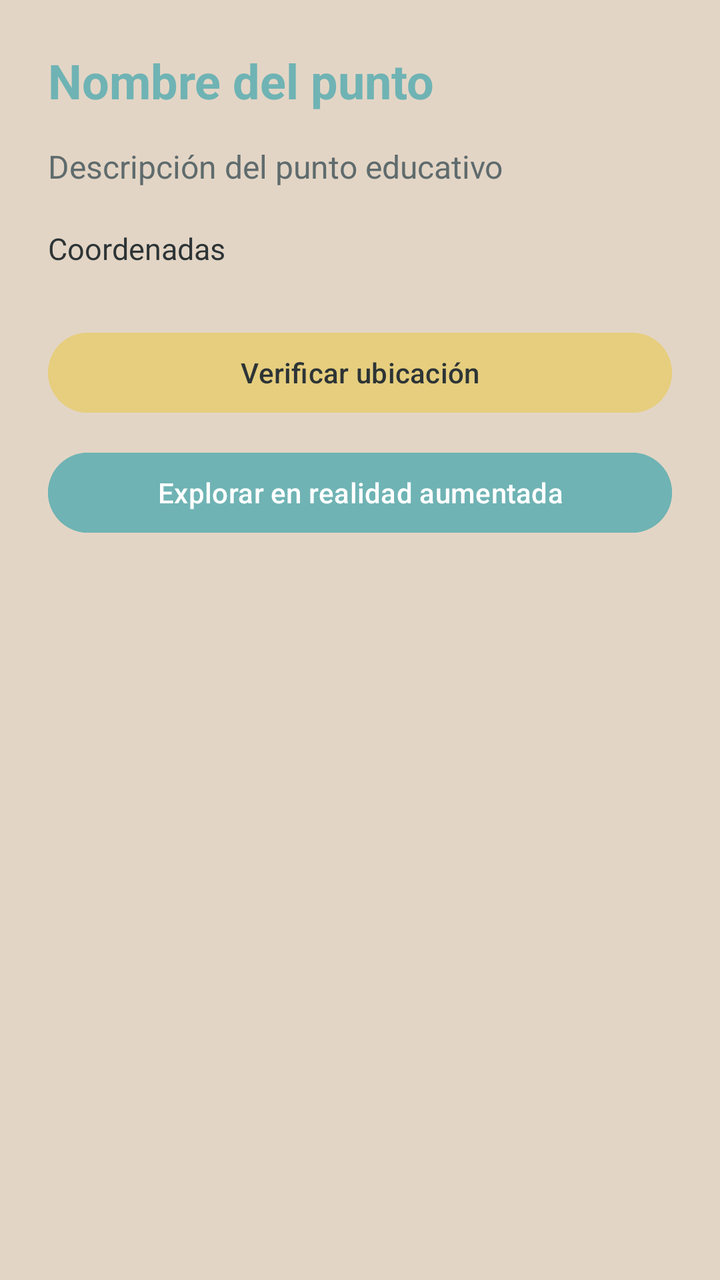
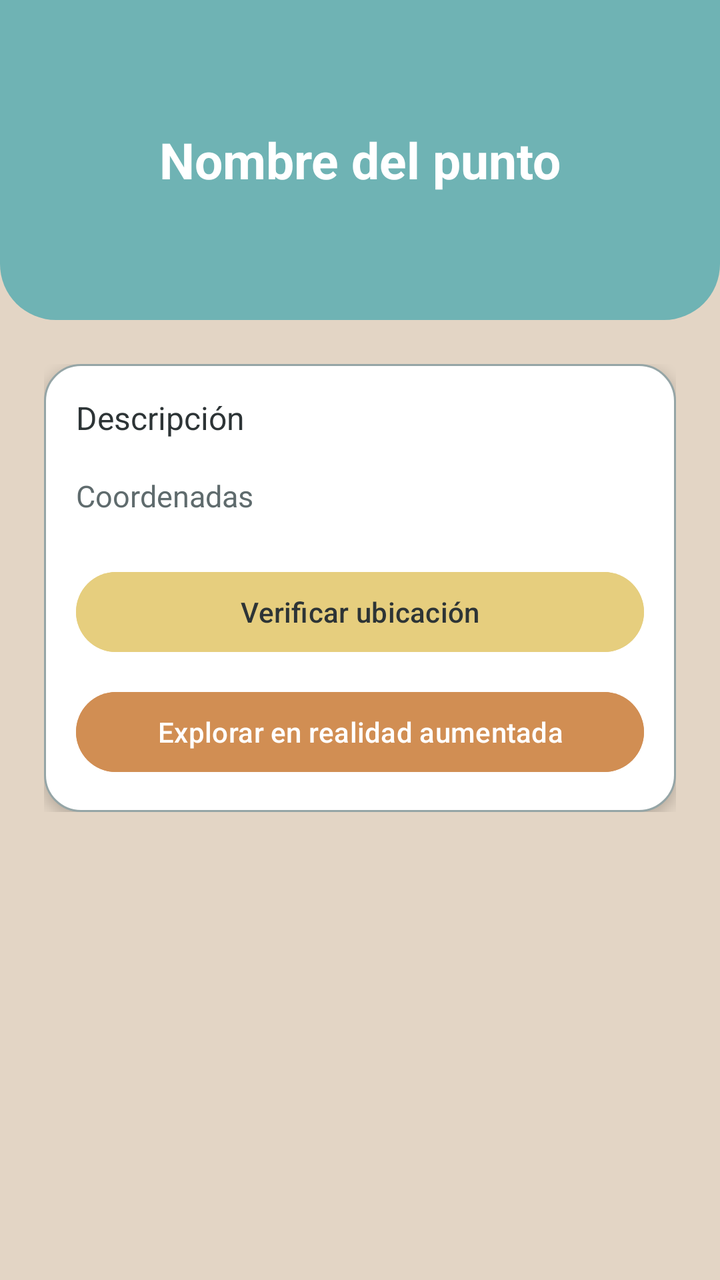

An Android layout rendered at two revisions. The XML below is the earlier revision; the diff shows what the commit changed to produce the second picture.
<!-- AndroidManifest.xml: application theme Theme.GuiaEducativaAR -->
<!-- res/layout/activity_detalle_punto.xml -->
<?xml version="1.0" encoding="utf-8"?>
<ScrollView xmlns:android="http://schemas.android.com/apk/res/android"
    android:layout_width="match_parent"
    android:layout_height="match_parent"
    android:background="@color/background_beige">

    <LinearLayout
        android:layout_width="match_parent"
        android:layout_height="wrap_content"
        android:orientation="vertical"
        android:padding="24dp">

        <TextView
            android:id="@+id/txtNombreDetalle"
            android:layout_width="match_parent"
            android:layout_height="wrap_content"
            android:text="Nombre del punto"
            android:textSize="24sp"
            android:textStyle="bold"
            android:textColor="@color/primary_teal" />

        <TextView
            android:id="@+id/txtDescripcionDetalle"
            android:layout_width="match_parent"
            android:layout_height="wrap_content"
            android:text="Descripción del punto educativo"
            android:textSize="16sp"
            android:textColor="@color/text_secondary"
            android:layout_marginTop="16dp" />

        <TextView
            android:id="@+id/txtCoordenadas"
            android:layout_width="match_parent"
            android:layout_height="wrap_content"
            android:text="Coordenadas"
            android:textSize="15sp"
            android:textColor="@color/text_primary"
            android:layout_marginTop="20dp" />

        <Button
            android:id="@+id/btnVerificarUbicacion"
            android:layout_width="match_parent"
            android:layout_height="wrap_content"
            android:text="Verificar ubicación"
            android:backgroundTint="@color/accent_gold"
            android:textColor="@color/text_primary"
            android:layout_marginTop="28dp" />

        <Button
            android:id="@+id/btnAbrirAR"
            android:layout_width="match_parent"
            android:layout_height="wrap_content"
            android:text="Explorar en realidad aumentada"
            android:backgroundTint="@color/primary_teal"
            android:textColor="@color/white"
            android:layout_marginTop="12dp" />

    </LinearLayout>

</ScrollView>
<!-- resources referenced by this layout -->
<resources>
  <color name="accent_gold">#E6CE7E</color>
  <color name="background_beige">#E3D5C5</color>
  <color name="primary_teal">#6FB3B4</color>
  <color name="text_primary">#2D3436</color>
  <color name="text_secondary">#5F6B6D</color>
  <color name="white">#FFFFFF</color>
  <style name="Theme.GuiaEducativaAR" parent="Base.Theme.GuiaEducativaAR" />
  <style name="Base.Theme.GuiaEducativaAR" parent="Theme.Material3.DayNight.NoActionBar">
          
          
      </style>
</resources>

<!-- the commit's change to res/layout/activity_detalle_punto.xml (unified diff, before → after) -->
@@ -7,53 +7,79 @@
     <LinearLayout
         android:layout_width="match_parent"
         android:layout_height="wrap_content"
-        android:orientation="vertical"
-        android:padding="24dp">
+        android:orientation="vertical">
 
-        <TextView
-            android:id="@+id/txtNombreDetalle"
+        <LinearLayout
+            android:layout_width="match_parent"
+            android:layout_height="160dp"
+            android:gravity="center"
+            android:orientation="vertical"
+            android:background="@drawable/bg_header"
+            android:padding="20dp">
+
+            <TextView
+                android:id="@+id/txtNombreDetalle"
+                android:layout_width="match_parent"
+                android:layout_height="wrap_content"
+                android:text="Nombre del punto"
+                android:textSize="25sp"
+                android:textStyle="bold"
+                android:textColor="@color/white"
+                android:gravity="center" />
+
+        </LinearLayout>
+
+        <LinearLayout
             android:layout_width="match_parent"
             android:layout_height="wrap_content"
-            android:text="Nombre del punto"
-            android:textSize="24sp"
-            android:textStyle="bold"
-            android:textColor="@color/primary_teal" />
+            android:orientation="vertical"
+            android:padding="22dp">
 
-        <TextView
-            android:id="@+id/txtDescripcionDetalle"
-            android:layout_width="match_parent"
-            android:layout_height="wrap_content"
-            android:text="Descripción del punto educativo"
-            android:textSize="16sp"
-            android:textColor="@color/text_secondary"
-            android:layout_marginTop="16dp" />
+            <LinearLayout
+                android:layout_width="match_parent"
+                android:layout_height="wrap_content"
+                android:orientation="vertical"
+                android:background="@drawable/bg_card"
+                android:elevation="4dp">
 
-        <TextView
-            android:id="@+id/txtCoordenadas"
-            android:layout_width="match_parent"
-            android:layout_height="wrap_content"
-            android:text="Coordenadas"
-            android:textSize="15sp"
-            android:textColor="@color/text_primary"
-            android:layout_marginTop="20dp" />
+                <TextView
+                    android:id="@+id/txtDescripcionDetalle"
+                    android:layout_width="match_parent"
+                    android:layout_height="wrap_content"
+                    android:text="Descripción"
+                    android:textSize="16sp"
+                    android:textColor="@color/text_primary" />
 
-        <Button
-            android:id="@+id/btnVerificarUbicacion"
-            android:layout_width="match_parent"
-            android:layout_height="wrap_content"
-            android:text="Verificar ubicación"
-            android:backgroundTint="@color/accent_gold"
-            android:textColor="@color/text_primary"
-            android:layout_marginTop="28dp" />
+                <TextView
+                    android:id="@+id/txtCoordenadas"
+                    android:layout_width="match_parent"
+                    android:layout_height="wrap_content"
+                    android:text="Coordenadas"
+                    android:textSize="15sp"
+                    android:textColor="@color/text_secondary"
+                    android:layout_marginTop="18dp" />
 
-        <Button
-            android:id="@+id/btnAbrirAR"
-            android:layout_width="match_parent"
-            android:layout_height="wrap_content"
-            android:text="Explorar en realidad aumentada"
-            android:backgroundTint="@color/primary_teal"
-            android:textColor="@color/white"
-            android:layout_marginTop="12dp" />
+                <Button
+                    android:id="@+id/btnVerificarUbicacion"
+                    android:layout_width="match_parent"
+                    android:layout_height="wrap_content"
+                    android:text="Verificar ubicación"
+                    android:textColor="@color/text_primary"
+                    android:backgroundTint="@color/accent_gold"
+                    android:layout_marginTop="24dp" />
+
+                <Button
+                    android:id="@+id/btnAbrirAR"
+                    android:layout_width="match_parent"
+                    android:layout_height="wrap_content"
+                    android:text="Explorar en realidad aumentada"
+                    android:textColor="@color/white"
+                    android:backgroundTint="@color/accent_brown"
+                    android:layout_marginTop="12dp" />
+
+            </LinearLayout>
+
+        </LinearLayout>
 
     </LinearLayout>
 
<!-- resource entries referenced after the edit -->
@@ -1,12 +1,36 @@
 <!-- resources referenced by this layout -->
 <resources>
+  <color name="accent_brown">#D18E53</color>
   <color name="accent_gold">#E6CE7E</color>
   <color name="background_beige">#E3D5C5</color>
   <color name="primary_teal">#6FB3B4</color>
   <color name="text_primary">#2D3436</color>
   <color name="text_secondary">#5F6B6D</color>
   <color name="white">#FFFFFF</color>
+  <!-- drawable bg_card (drawable) -->
+  <?xml version="1.0" encoding="utf-8"?>
+  <shape xmlns:android="http://schemas.android.com/apk/res/android">
+      <solid android:color="@color/white" />
+      <corners android:radius="18dp" />
+      <stroke
+          android:width="1dp"
+          android:color="@color/secondary_gray" />
+      <padding
+          android:left="16dp"
+          android:right="16dp"
+          android:top="16dp"
+          android:bottom="16dp" />
+  </shape>
+  <!-- drawable bg_header (drawable) -->
+  <?xml version="1.0" encoding="utf-8"?>
+  <shape xmlns:android="http://schemas.android.com/apk/res/android">
+      <solid android:color="@color/primary_teal" />
+      <corners
+          android:bottomLeftRadius="28dp"
+          android:bottomRightRadius="28dp" />
+  </shape>
   <style name="Theme.GuiaEducativaAR" parent="Base.Theme.GuiaEducativaAR" />
+  <color name="secondary_gray">#95A5A6</color>
   <style name="Base.Theme.GuiaEducativaAR" parent="Theme.Material3.DayNight.NoActionBar">
           
           
